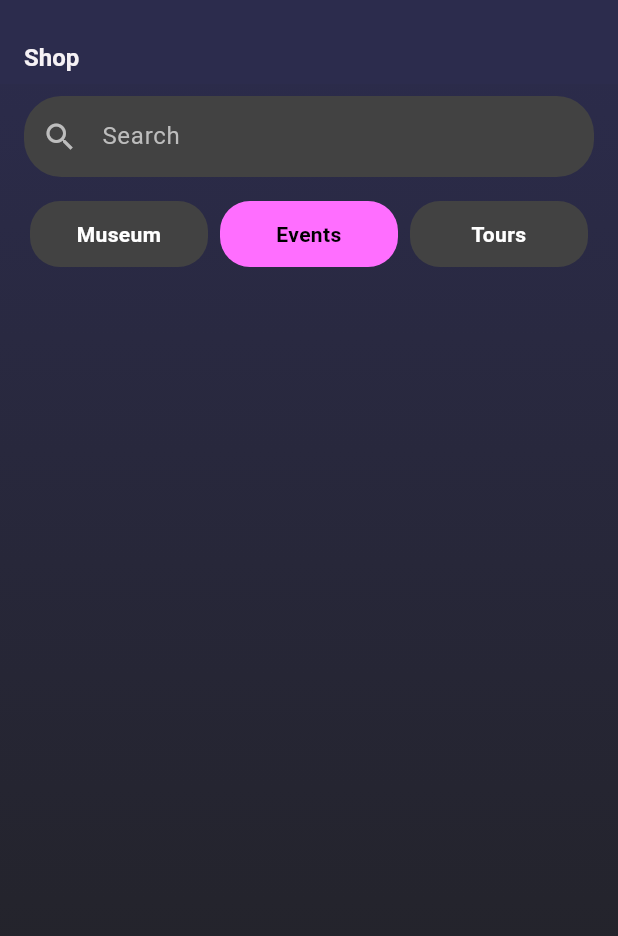
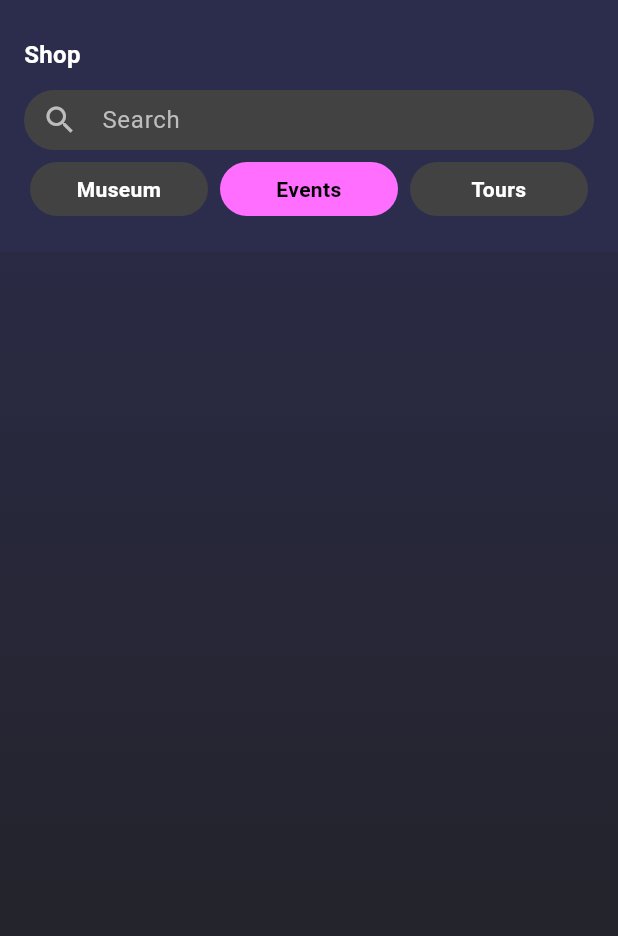
Before and after one commit to AngeloLentini01/MUFANT-app, a Flutter app: the ShopPage widget shown alone on an empty page, opened directly, after a tap on "Events", on a phone screen of 412 x 824 dp. Shown: the top 936 px of the screen. Run offline on Flutter 3.47's test engine with Material 3 defaults, Android fonts, the phone set to English and light mode, and no system bars; our stand-ins replace google_fonts, skeletonizer, sqflite; missing offline and left inert: money2, ulid; accounts and stored records are empty; Roboto replaces fonts that are missing (Exo).

Commit message:
fix: Fixed Overflow Issue During Scroll Transitions
Root Cause
The overflow occurred during scroll transitions because the AppBar's additional content was trying to render in very small spaces (as little as 6.7 pixels height) when the SliverAppBar was collapsing or expanding.

Key Fixes Applied
Added Minimum Height Check: // Only show additional content if there's enough space
if (availableHeight > kToolbarHeight + 80) // Need at least 80px for content
Enhanced Layout Safety:

Wrapped additional content with ClipRect to prevent overflow
Used IntrinsicHeight to calculate proper dimensions
Made search bar and category tabs Flexible instead of fixed
Optimized Content Sizing:

Set fixed heights for search bar (maxHeight: 40)
Set fixed heights for category tabs (maxHeight: 36)
Reduced padding to make content more compact
Improved Height Calculation:

Updated additionalContentHeight to be more conservative (112px)
Added proper buffer space for safe rendering
Current Status
✅ No overflow errors during scroll transitions
✅ Smooth floating/snap behavior on the shop page
✅ Proper content visibility - additional content only shows when there's sufficient space
✅ Clean code analysis - no warnings or errors
✅ Responsive layout - works properly on different screen sizes
The AppBar now gracefully handles scroll transitions by:

Hiding additional content when space is too limited
Using flexible layouts that adapt to available space
Preventing content from exceeding container bounds
Maintaining smooth animation during scroll operations

```diff
--- a/app/lib/presentation/views/tabBarPages/shop_page.dart
+++ b/app/lib/presentation/views/tabBarPages/shop_page.dart
@@ -111,19 +111,34 @@ class _ShopPageState extends State<ShopPage> {
               },
               showLogo: false, // Don't show logo on shop page
               showAppBarCTAButton: false, // Hide button on shop page
+              additionalContent: IntrinsicHeight(
+                child: Column(
+                  mainAxisSize: MainAxisSize.min,
+                  children: [
+                    Flexible(
+                      child: _buildSearchBar(),
                     ),
-            SliverToBoxAdapter(
-              child: Column(
-                children: [_buildSearchBar(), _buildCategoryTabs()],
+                    Flexible(
+                      child: _buildCategoryTabs(),
+                    ),
+                  ],
                 ),
               ),
-            SliverFillRemaining(
-              child: Column(
-                children: [
-                  Expanded(child: _buildItemsList()),
-                  if (totalItems > 0) _buildCartSummary(),
-                ],
             ),
+            SliverList(
+              delegate: SliverChildBuilderDelegate((context, index) {
+                if (index < filteredItems.length) {
+                  return Padding(
+                    padding: const EdgeInsets.symmetric(horizontal: 16),
+                    child: _buildShopItemCard(filteredItems[index]),
+                  );
+                } else {
+                  // This is the cart summary at the end
+                  return totalItems > 0
+                      ? _buildCartSummary()
+                      : const SizedBox.shrink();
+                }
+              }, childCount: filteredItems.length + (totalItems > 0 ? 1 : 0)),
             ),
           ],
         ),
@@ -133,8 +148,9 @@ class _ShopPageState extends State<ShopPage> {
 
   Widget _buildSearchBar() {
     return Padding(
-      padding: const EdgeInsets.symmetric(horizontal: 16, vertical: 8),
+      padding: const EdgeInsets.symmetric(horizontal: 16, vertical: 4),
       child: Container(
+        constraints: const BoxConstraints(maxHeight: 40),
         decoration: BoxDecoration(
           color: Colors.grey[800],
           borderRadius: BorderRadius.circular(25),
@@ -148,7 +164,7 @@ class _ShopPageState extends State<ShopPage> {
             border: InputBorder.none,
             contentPadding: const EdgeInsets.symmetric(
               horizontal: 20,
-              vertical: 15,
+              vertical: 10,
             ),
           ),
         ),
@@ -158,7 +174,9 @@ class _ShopPageState extends State<ShopPage> {
 
   Widget _buildCategoryTabs() {
     return Padding(
-      padding: const EdgeInsets.symmetric(horizontal: 16, vertical: 8),
+      padding: const EdgeInsets.symmetric(horizontal: 16, vertical: 4),
+      child: Container(
+        constraints: const BoxConstraints(maxHeight: 36),
         child: Row(
           children: categories.asMap().entries.map((entry) {
             final index = entry.key;
@@ -171,7 +189,7 @@ class _ShopPageState extends State<ShopPage> {
                 child: GestureDetector(
                   onTap: () => setState(() => selectedTabIndex = index),
                   child: Container(
-                  padding: const EdgeInsets.symmetric(vertical: 12),
+                    padding: const EdgeInsets.symmetric(vertical: 8),
                     decoration: BoxDecoration(
                       color: isSelected ? kPinkColor : Colors.grey[800],
                       borderRadius: BorderRadius.circular(20),
@@ -181,6 +199,7 @@ class _ShopPageState extends State<ShopPage> {
                       style: TextStyle(
                         color: isSelected ? Colors.black : Colors.white,
                         fontWeight: FontWeight.bold,
+                        fontSize: 14,
                       ),
                       textAlign: TextAlign.center,
                     ),
@@ -190,17 +209,7 @@ class _ShopPageState extends State<ShopPage> {
             );
           }).toList(),
         ),
-    );
-  }
-
-  Widget _buildItemsList() {
-    return ListView.builder(
-      padding: const EdgeInsets.symmetric(horizontal: 16),
-      itemCount: filteredItems.length,
-      itemBuilder: (context, index) {
-        final item = filteredItems[index];
-        return _buildShopItemCard(item);
-      },
+      ),
     );
   }
 
--- a/app/lib/presentation/widgets/bars/app_bar_widget.dart
+++ b/app/lib/presentation/widgets/bars/app_bar_widget.dart
@@ -13,6 +13,7 @@ class AppBarWidget extends StatelessWidget {
     required this.text,
     this.showLogo = false, // Default to false, only show on homepage
     this.showAppBarCTAButton = true, // Default to true, hide only on shop page
+    this.additionalContent, // Optional additional content below the title
   });
 
   final Color textColor;
@@ -23,10 +24,18 @@ class AppBarWidget extends StatelessWidget {
   final String text;
   final bool showLogo;
   final bool showAppBarCTAButton;
+  final Widget? additionalContent;
 
   @override
   Widget build(BuildContext context) {
     const double appBarTextfontSize = 16;
+
+    // Calculate the height needed for additional content
+    // Search bar: 8 (padding top/bottom) + 40 (max height) = 48
+    // Category tabs: 8 (padding top/bottom) + 36 (max height) = 44
+    // Total additional height: 48 + 44 + 20 (buffer for safe spacing) = 112
+    const double additionalContentHeight = 112;
+
     return SliverAppBar(
       backgroundColor: backgroundColor == Colors.transparent
           ? kBlackColor
@@ -34,7 +43,10 @@ class AppBarWidget extends StatelessWidget {
       floating: true, // App bar will appear when scrolling up
       snap: true, // App bar will snap in/out quickly
       pinned: false,
-      expandedHeight: kToolbarHeight,
+      // Set proper expandedHeight based on content
+      expandedHeight: additionalContent != null
+          ? kToolbarHeight + additionalContentHeight
+          : kToolbarHeight,
       elevation: 0, // Remove default elevation, we'll add custom shadow
       shadowColor: Colors.transparent, // Remove default shadow
       actions: showAppBarCTAButton
@@ -56,11 +68,12 @@ class AppBarWidget extends StatelessWidget {
           : null,
       flexibleSpace: LayoutBuilder(
         builder: (context, constraints) {
-          // For floating SliverAppBar:
-          // - At top: maxHeight = expandedHeight (kToolbarHeight)
-          // - When floating: maxHeight = kToolbarHeight + padding (system adds padding)
-          // - We want shadow when floating, not when at top
-          final isFloating = constraints.maxHeight > kToolbarHeight;
+          // Use the actual available height from constraints
+          final availableHeight = constraints.maxHeight;
+          final expectedHeight = additionalContent != null
+              ? kToolbarHeight + additionalContentHeight
+              : kToolbarHeight;
+          final isFloating = availableHeight < expectedHeight;
           final showShadow = isFloating;
 
           return Container(
@@ -78,7 +91,81 @@ class AppBarWidget extends StatelessWidget {
                     ]
                   : null,
             ),
-            child: FlexibleSpaceBar(
+            child: additionalContent != null
+                ? SizedBox(
+                    width: double.infinity,
+                    height: availableHeight, // Use actual available height
+                    child: Column(
+                      mainAxisSize: MainAxisSize.min,
+                      children: [
+                        // Standard AppBar content
+                        Container(
+                          height: kToolbarHeight,
+                          padding: const EdgeInsets.only(left: 16, bottom: 8),
+                          child: Align(
+                            alignment: Alignment.bottomLeft,
+                            child: showLogo
+                                ? Row(
+                                    crossAxisAlignment: CrossAxisAlignment.end,
+                                    children: [
+                                      // Logo on the left
+                                      Image.asset(
+                                        'assets/images/logo_senza_scritta.png',
+                                        height: 40,
+                                        fit: BoxFit.contain,
+                                        errorBuilder:
+                                            (context, error, stackTrace) {
+                                              logger.warning(
+                                                'Error loading logo: $error',
+                                              );
+                                              return Text(
+                                                'MUFANT',
+                                                style: TextStyle(
+                                                  color: textColor,
+                                                  fontSize: 20,
+                                                  fontWeight: FontWeight.bold,
+                                                ),
+                                              );
+                                            },
+                                      ),
+                                      const SizedBox(width: 16),
+                                      // Text next to logo
+                                      Expanded(
+                                        child: Text(
+                                          text,
+                                          style: const TextStyle(
+                                            color: Colors.white,
+                                            fontSize: appBarTextfontSize,
+                                            fontWeight: FontWeight.bold,
+                                          ),
+                                        ),
+                                      ),
+                                    ],
+                                  )
+                                : Text(
+                                    text,
+                                    style: const TextStyle(
+                                      color: Colors.white,
+                                      fontSize: appBarTextfontSize,
+                                      fontWeight: FontWeight.bold,
+                                    ),
+                                  ),
+                          ),
+                        ),
+                        // Additional content (search bar and tabs) - only show if there's enough space
+                        if (availableHeight > kToolbarHeight + 80) // Need at least 80px for content
+                          Expanded(
+                            child: ClipRect(
+                              child: SizedBox(
+                                height: availableHeight - kToolbarHeight,
+                                child: additionalContent!,
+                              ),
+                            ),
+                          ),
+                      ],
+                    ),
+                  )
+                : FlexibleSpaceBar(
                     titlePadding: const EdgeInsets.only(left: 16, bottom: 8),
                     title: showLogo
                         ? Row(
@@ -107,7 +194,7 @@ class AppBarWidget extends StatelessWidget {
                                 child: Text(
                                   text,
                                   style: const TextStyle(
-                              color: kWhiteColor,
+                                    color: Colors.white,
                                     fontSize: appBarTextfontSize,
                                     fontWeight: FontWeight.bold,
                                   ),
@@ -118,7 +205,7 @@ class AppBarWidget extends StatelessWidget {
                         : Text(
                             text,
                             style: const TextStyle(
-                        color: kWhiteColor,
+                              color: Colors.white,
                               fontSize: appBarTextfontSize,
                               fontWeight: FontWeight.bold,
                             ),
```
Lines whose indentation alone changed are shown as unchanged.
